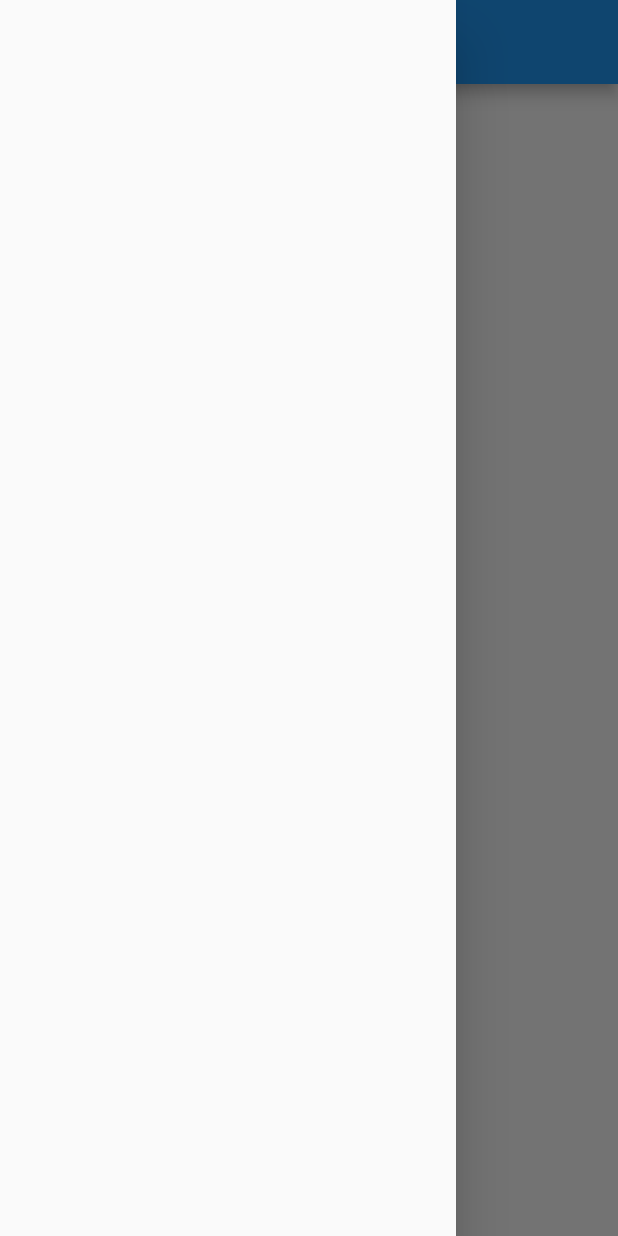
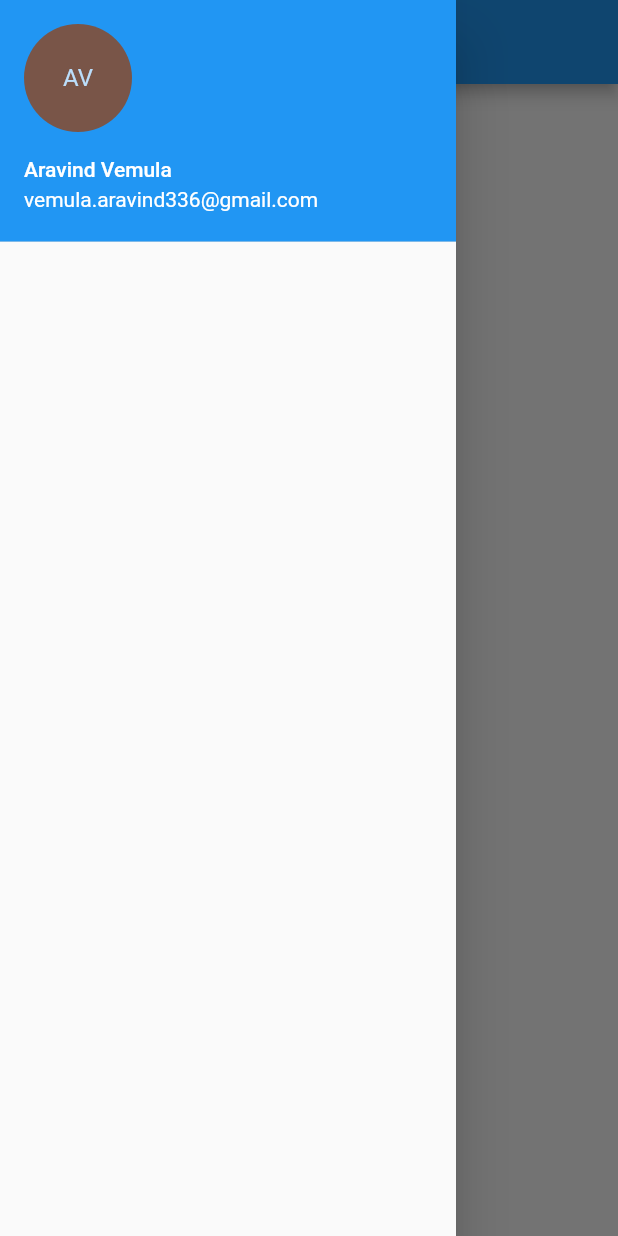
Before and after one commit to vemarav/keeper, a Flutter app: the screen it shows after launch, with the side drawer open, on a phone screen of 412 x 824 dp. Run offline on Flutter 3.47's test engine with Material 2 defaults, Android fonts, the phone set to English and light mode, and no system bars.

```diff
--- a/lib/main.dart
+++ b/lib/main.dart
@@ -1,4 +1,11 @@
 import 'package:flutter/material.dart';
+
+// TODO (3) create constant String for accountName as _AccountName
+const String _AccountName = 'Aravind Vemula';
+// TODO (4) create constant String for accountEmail as _AccountEmail
+const String _AccountEmail = 'vemula.aravind336@gmail.com';
+// TODO (5) create constant String for _AccountAbbr
+const String _AccountAbbr = 'AV';
 
 void main() => runApp(new Keeper());
 
@@ -15,14 +22,31 @@ class Keeper extends StatelessWidget {
 
 
 class KeeperDrawer extends StatelessWidget {
-	// COMPLETE (1) Initialize Drawer
-	Drawer drawer = new Drawer();
-	// COMPLETE (2) Pass it to Scaffold Constructor
-	// open terminal and enter
-	// $ cd path_to_project
-	// $ flutter run
-	// wait it will install app on your mobile device or AVD.
-	// Now click on Hamburger icon
+
+	// TODO (1) create new Column as drawer child in Drawer constructor
+	// refer: https://docs.flutter.io/flutter/widgets/Column-class.html
+	// TODO (2) create UserAccountsDrawerHeader in Column children as first child
+	// refer: https://docs.flutter.io/flutter/material/UserAccountsDrawerHeader-class.html
+	// TODO (5) pass _AccountName and _AccountEmail to UserAccountsDrawerHeader as Text(String)
+	// TODO (6) create CircleAvatar as currentAccountPicture in UserAccountsDrawerHeader constructor
+	// refer: https://docs.flutter.io/flutter/material/CircleAvatar-class.html
+	// TODO (7) pass _AccountAbbr as Text(String) to CircleAvatar child
+	// Now run app and you will see a Nice DrawerHeader
+	// TODO (8) As an Exercise try adding CircleAvatar backgroundImage and create Pull Request.
+
+	Drawer drawer = new Drawer(
+			child: new Column(children: <Widget>[
+				new UserAccountsDrawerHeader(
+					accountName: const Text(_AccountName),
+					accountEmail: const Text(_AccountEmail),
+					currentAccountPicture: new CircleAvatar(
+						backgroundColor: Colors.brown,
+						child: new Text(_AccountAbbr)
+					),
+				)
+			])
+	);
+
 	@override
 	Widget build(BuildContext context) {
 		return new Scaffold(
```
Lines whose indentation alone changed are shown as unchanged.
